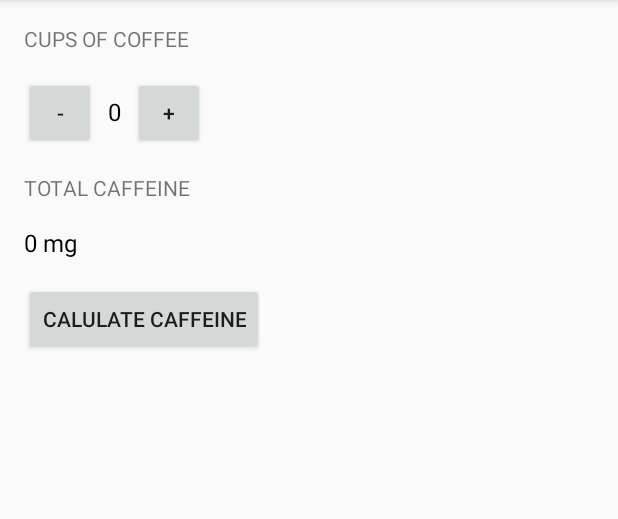
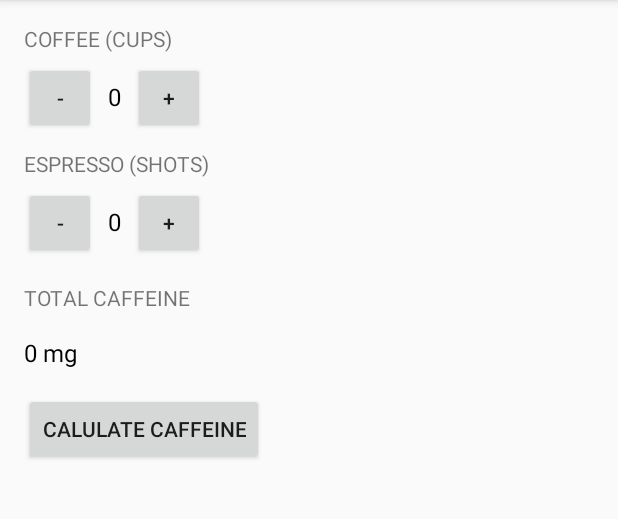
Before and after one commit to mfitzharris/caffeinecalculator, an Android app: the screen it shows after launch (MainActivity), on a phone screen of 412 x 824 dp, the part 84-603 px from its top. Run offline under Robolectric (Android 15) with nearby library versions, the phone set to English and light mode, and no system bars.

Commit message:
Add albility to calculate caffeine in espresso (in addition to previous capabilities)

```diff
--- a/app/src/main/res/layout/activity_main.xml
+++ b/app/src/main/res/layout/activity_main.xml
@@ -14,9 +14,9 @@
     <TextView
         android:layout_width="wrap_content"
         android:layout_height="wrap_content"
-        android:layout_marginBottom="16dp"
+        android:layout_marginBottom="6dp"
         android:textAllCaps="true"
-        android:text="Cups Of Coffee" />
+        android:text="Coffee (cups)" />
 
     <LinearLayout
         android:layout_width="match_parent"
@@ -27,10 +27,10 @@
             android:layout_width="48dp"
             android:layout_height="48dp"
             android:text="-"
-            android:onClick="decrement"/>
+            android:onClick="decrementCoffee"/>
 
         <TextView
-            android:id="@+id/quantity_text_view"
+            android:id="@+id/coffee_text_view"
             android:layout_width="wrap_content"
             android:layout_height="wrap_content"
             android:padding="8dp"
@@ -42,9 +42,46 @@
             android:layout_width="48dp"
             android:layout_height="48dp"
             android:text="+"
-            android:onClick="increment"/>
+            android:onClick="incrementCoffee"/>
 
     </LinearLayout>
+
+    <TextView
+        android:layout_width="wrap_content"
+        android:layout_height="wrap_content"
+        android:layout_marginTop="10dp"
+        android:layout_marginBottom="6dp"
+        android:textAllCaps="true"
+        android:text="Espresso (shots)" />
+
+    <LinearLayout
+        android:layout_width="match_parent"
+        android:layout_height="wrap_content"
+        android:orientation="horizontal">
+
+        <Button
+            android:layout_width="48dp"
+            android:layout_height="48dp"
+            android:text="-"
+            android:onClick="decrementEspresso"/>
+
+        <TextView
+            android:id="@+id/espresso_text_view"
+            android:layout_width="wrap_content"
+            android:layout_height="wrap_content"
+            android:padding="8dp"
+            android:textSize="16sp"
+            android:textColor="@android:color/black"
+            android:text="0"/>
+
+        <Button
+            android:layout_width="48dp"
+            android:layout_height="48dp"
+            android:text="+"
+            android:onClick="incrementEspresso"/>
+
+    </LinearLayout>
+
 
     <TextView
         android:layout_width="wrap_content"
```
Also changed, not shown: app/src/main/java/com/example/android/caffeinecalculator/MainActivity.java (+31 -16 lines).
